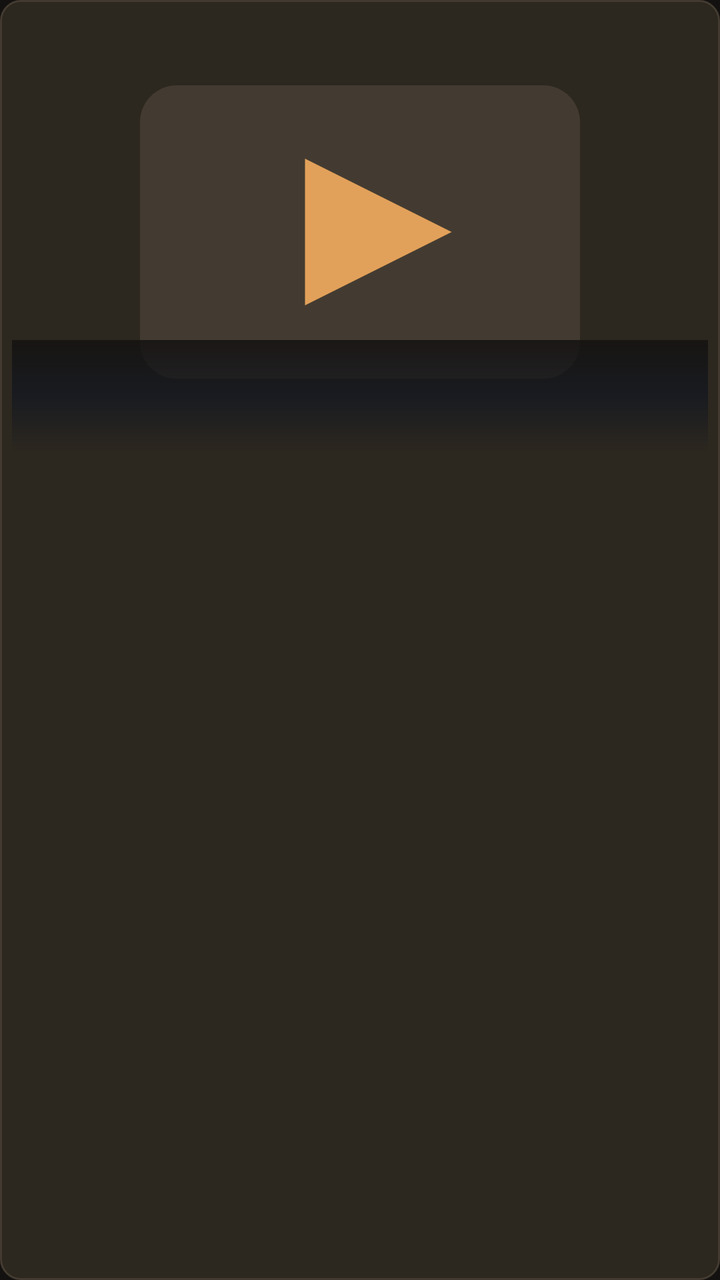
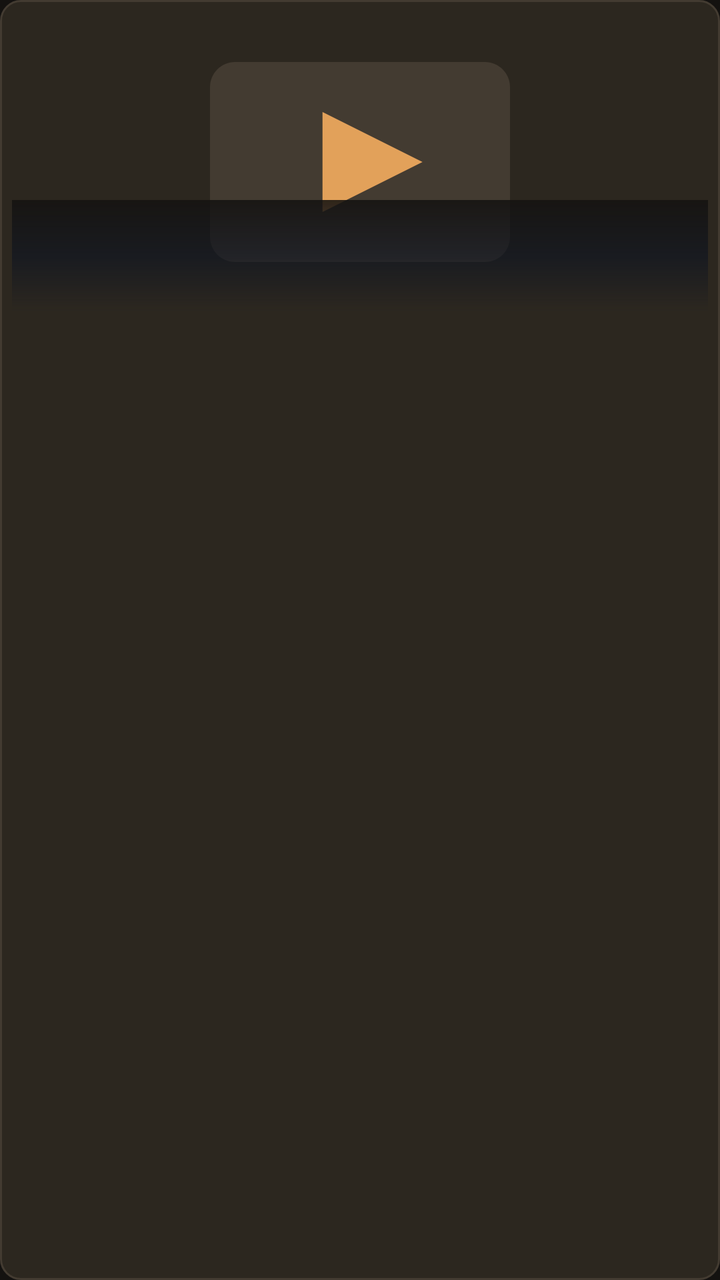

Screens rendered from an Android XML layout before and after an edit, with the pre-edit source and the edit as a unified diff.
<!-- AndroidManifest.xml: application theme Theme.OlympusIptv -->
<!-- res/layout/item_fresh.xml -->
<?xml version="1.0" encoding="utf-8"?>
<LinearLayout xmlns:android="http://schemas.android.com/apk/res/android"
    android:layout_width="match_parent"
    android:layout_height="wrap_content"
    android:layout_margin="6dp"
    android:background="@drawable/bg_fresh_focusable"
    android:clickable="true"
    android:focusable="true"
    android:focusableInTouchMode="true"
    android:orientation="vertical"
    android:padding="6dp">

    <FrameLayout
        android:layout_width="match_parent"
        android:layout_height="220dp">

        <ImageView
            android:id="@+id/freshLogo"
            android:layout_width="match_parent"
            android:layout_height="match_parent"
            android:background="@color/bg_panel"
            android:contentDescription="@null"
            android:scaleType="fitCenter"
            android:src="@drawable/ic_channel_placeholder" />

        <TextView
            android:id="@+id/freshRating"
            android:layout_width="wrap_content"
            android:layout_height="wrap_content"
            android:layout_gravity="top|end"
            android:layout_margin="8dp"
            android:background="@drawable/bg_panel"
            android:paddingHorizontal="8dp"
            android:paddingVertical="4dp"
            android:textColor="@color/accent"
            android:textSize="12sp"
            android:textStyle="bold"
            android:visibility="gone" />

        <View
            android:layout_width="match_parent"
            android:layout_height="56dp"
            android:layout_gravity="bottom"
            android:background="@drawable/bg_player_scrim" />

        <TextView
            android:id="@+id/freshScrimMeta"
            android:layout_width="match_parent"
            android:layout_height="wrap_content"
            android:layout_gravity="bottom"
            android:ellipsize="end"
            android:maxLines="1"
            android:paddingHorizontal="10dp"
            android:paddingBottom="10dp"
            android:textColor="@color/text_primary"
            android:textSize="12sp"
            android:visibility="gone" />
    </FrameLayout>

    <TextView
        android:id="@+id/freshName"
        android:layout_width="match_parent"
        android:layout_height="wrap_content"
        android:layout_marginTop="6dp"
        android:ellipsize="end"
        android:maxLines="2"
        android:textColor="@color/text_primary"
        android:textSize="13sp"
        android:textStyle="bold" />

    <TextView
        android:id="@+id/freshGroup"
        android:layout_width="match_parent"
        android:layout_height="wrap_content"
        android:ellipsize="end"
        android:maxLines="1"
        android:textColor="@color/text_secondary"
        android:textSize="11sp" />
</LinearLayout>
<!-- resources referenced by this layout -->
<resources>
  <color name="accent">#E2A15A</color>
  <color name="bg_panel">#2C271F</color>
  <color name="text_primary">#F6F1E7</color>
  <color name="text_secondary">#C9BBA8</color>
  <!-- drawable bg_fresh_focusable (drawable) -->
  <?xml version="1.0" encoding="utf-8"?>
  <selector xmlns:android="http://schemas.android.com/apk/res/android">
      <item android:state_focused="true">
          <shape>
              <solid android:color="@color/bg_elevated" />
              <corners android:radius="10dp" />
              <stroke
                  android:width="3dp"
                  android:color="@color/focus" />
          </shape>
      </item>
      <item android:state_selected="true">
          <shape>
              <solid android:color="@color/accent_dim" />
              <corners android:radius="10dp" />
              <stroke
                  android:width="2dp"
                  android:color="@color/accent" />
          </shape>
      </item>
      <item>
          <shape>
              <solid android:color="@color/bg_panel" />
              <corners android:radius="10dp" />
              <stroke
                  android:width="1dp"
                  android:color="@color/stroke" />
          </shape>
      </item>
  </selector>
  <!-- drawable bg_panel (drawable) -->
  <?xml version="1.0" encoding="utf-8"?>
  <shape xmlns:android="http://schemas.android.com/apk/res/android">
      <solid android:color="@color/bg_panel" />
      <corners android:radius="10dp" />
      <stroke
          android:width="1dp"
          android:color="@color/stroke" />
  </shape>
  <!-- drawable bg_player_scrim (drawable) -->
  <?xml version="1.0" encoding="utf-8"?>
  <shape xmlns:android="http://schemas.android.com/apk/res/android">
      <gradient
          android:angle="270"
          android:startColor="#E0141210"
          android:centerColor="#990B1220"
          android:endColor="#00000000"
          android:type="linear" />
  </shape>
  <!-- drawable ic_channel_placeholder (drawable) -->
  <?xml version="1.0" encoding="utf-8"?>
  <vector xmlns:android="http://schemas.android.com/apk/res/android"
      android:width="48dp"
      android:height="48dp"
      android:viewportWidth="48"
      android:viewportHeight="48">
      <path
          android:fillColor="#433B31"
          android:pathData="M4,8h40c2.2,0 4,1.8 4,4v24c0,2.2 -1.8,4 -4,4h-40c-2.2,0 -4,-1.8 -4,-4v-24c0,-2.2 1.8,-4 4,-4z" />
      <path
          android:fillColor="#E2A15A"
          android:pathData="M18,16l16,8 -16,8z" />
  </vector>
  <style name="Theme.OlympusIptv" parent="Theme.AppCompat.NoActionBar">
          <item name="android:windowBackground">@color/bg</item>
          <item name="android:colorBackground">@color/bg</item>
          <item name="android:textColorPrimary">@color/text_primary</item>
          <item name="android:textColorSecondary">@color/text_secondary</item>
          <item name="colorPrimary">@color/accent</item>
          <item name="colorAccent">@color/accent</item>
          <item name="android:statusBarColor">@color/bg</item>
          <item name="android:navigationBarColor">@color/bg</item>
          <item name="android:windowFullscreen">true</item>
      </style>
  <color name="bg_elevated">#221F1A</color>
  <color name="focus">#F0C48A</color>
  <color name="accent_dim">#B07A38</color>
  <color name="stroke">#433B31</color>
  <color name="bg">#141210</color>
</resources>

<!-- the commit's change to res/layout/item_fresh.xml (unified diff, before → after) -->
@@ -12,7 +12,7 @@
 
     <FrameLayout
         android:layout_width="match_parent"
-        android:layout_height="220dp">
+        android:layout_height="150dp">
 
         <ImageView
             android:id="@+id/freshLogo"
